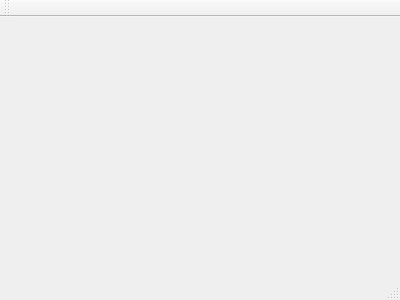
Above: Intellengent_classroom/mainwindow.ui from ZZCisZZC/Intelligent_classroom before the change. Below: the same form after it.
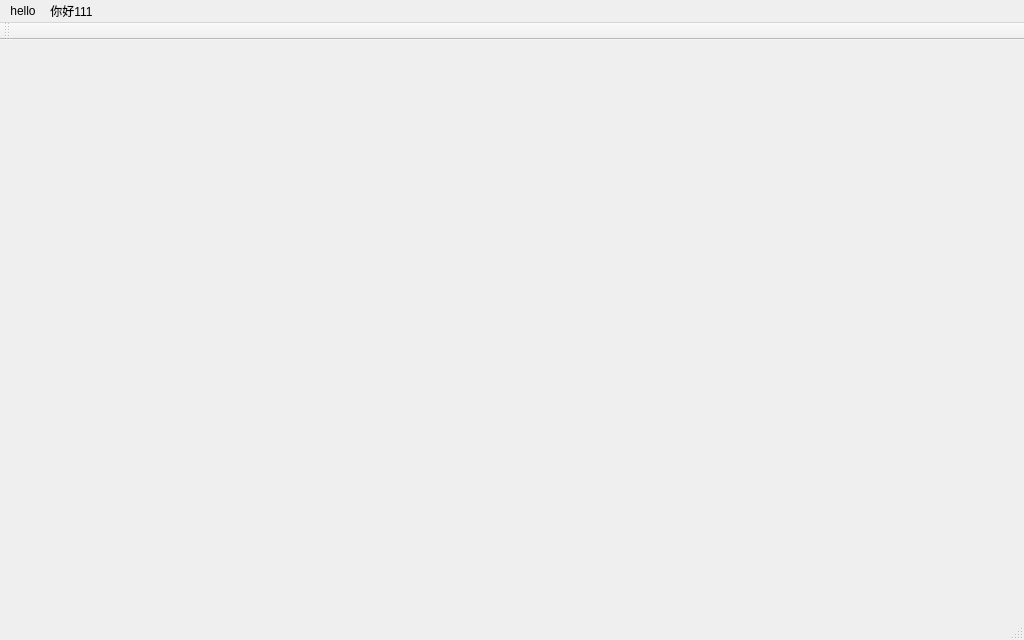
That is the form after the change.

What changed in the file:
```diff
--- a/Intellengent_classroom/mainwindow.ui
+++ b/Intellengent_classroom/mainwindow.ui
@@ -1,24 +1,51 @@
 <ui version="4.0">
  <class>MainWindow</class>
- <widget class="QMainWindow" name="MainWindow" >
-  <property name="geometry" >
+ <widget class="QMainWindow" name="MainWindow">
+  <property name="geometry">
    <rect>
     <x>0</x>
     <y>0</y>
-    <width>400</width>
-    <height>300</height>
+    <width>1024</width>
+    <height>640</height>
    </rect>
   </property>
   <property name="windowTitle" >
    <string>MainWindow</string>
   </property>
-  <widget class="QMenuBar" name="menuBar" />
-  <widget class="QToolBar" name="mainToolBar" />
-  <widget class="QWidget" name="centralWidget" />
-  <widget class="QStatusBar" name="statusBar" />
+  <widget class="QWidget" name="centralWidget"/>
+  <widget class="QToolBar" name="mainToolBar">
+   <attribute name="toolBarArea">
+    <enum>TopToolBarArea</enum>
+   </attribute>
+   <attribute name="toolBarBreak">
+    <bool>false</bool>
+   </attribute>
+  </widget>
+  <widget class="QStatusBar" name="statusBar"/>
+  <widget class="QMenuBar" name="menuBar">
+   <property name="geometry">
+    <rect>
+     <x>0</x>
+     <y>0</y>
+     <width>1024</width>
+     <height>17</height>
+    </rect>
+   </property>
+   <widget class="QMenu" name="menuHello">
+    <property name="title">
+     <string>hello</string>
+    </property>
+   </widget>
+   <widget class="QMenu" name="menu_111">
+    <property name="title">
+     <string>你好111</string>
+    </property>
+   </widget>
+   <addaction name="menuHello"/>
+   <addaction name="menu_111"/>
+  </widget>
  </widget>
- <layoutDefault spacing="6" margin="11" />
- <pixmapfunction></pixmapfunction>
+ <layoutdefault spacing="6" margin="11"/>
  <resources/>
  <connections/>
 </ui>
```
Left out of the diff: 3 changed lines with no effect on the pictures.
